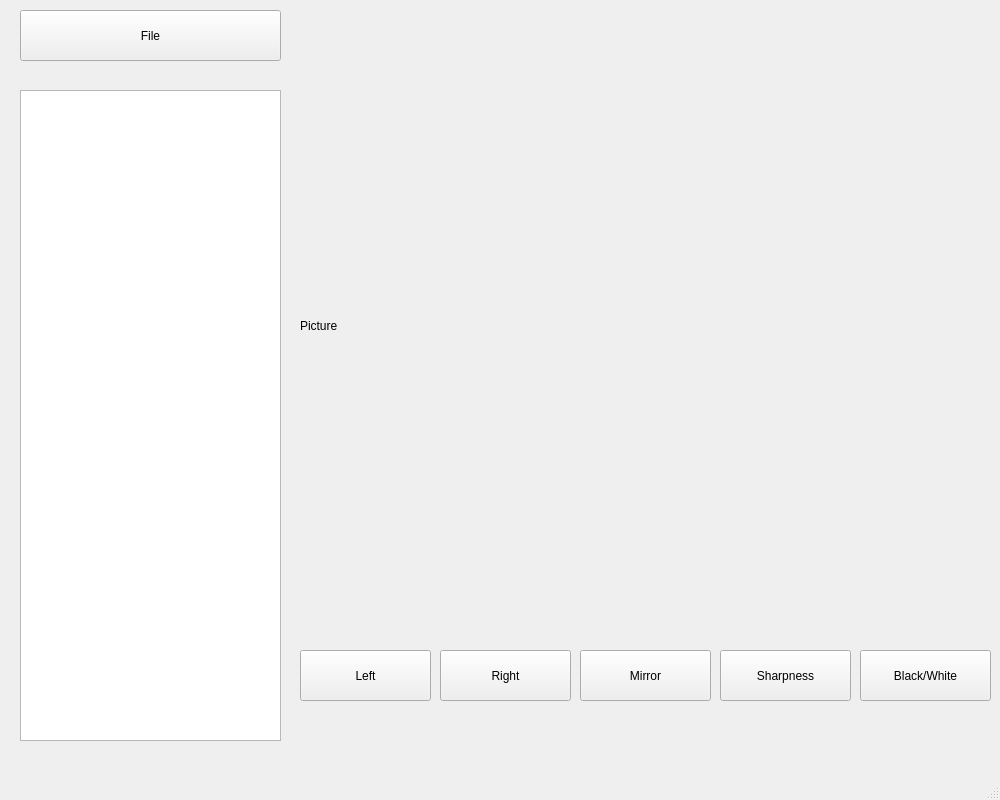
Old version of the form untitled.ui in the repository A0B0B0A/Photopoper.
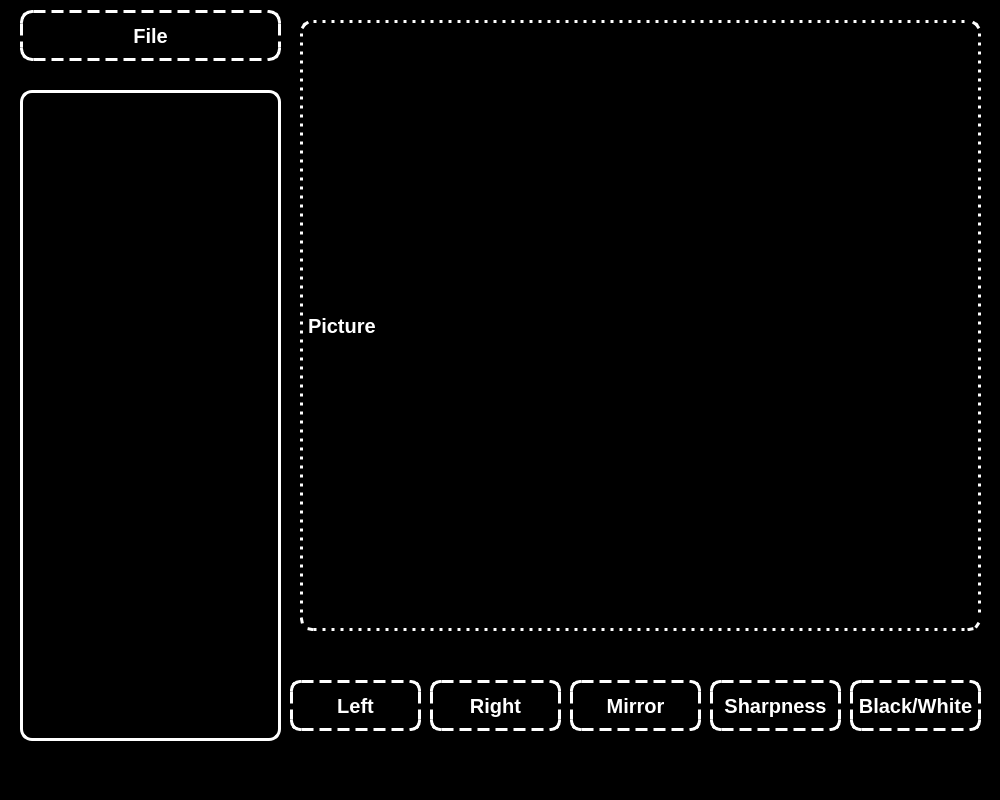
New version of the form.

Patch:
```diff
--- a/untitled.ui
+++ b/untitled.ui
@@ -13,6 +13,10 @@
   <property name="windowTitle">
    <string>Photopop</string>
   </property>
+  <property name="styleSheet">
+   <string notr="true">background:black;
+color:white;</string>
+  </property>
   <widget class="QWidget" name="centralwidget">
    <widget class="QPushButton" name="file">
     <property name="geometry">
@@ -23,6 +27,12 @@
       <height>51</height>
      </rect>
     </property>
+    <property name="styleSheet">
+     <string notr="true">border:3px dashed #ffffff;
+border-radius: 12px;
+font-size:20px;
+font-weight:500;</string>
+    </property>
     <property name="text">
      <string>File</string>
     </property>
@@ -36,6 +46,12 @@
       <height>651</height>
      </rect>
     </property>
+    <property name="styleSheet">
+     <string notr="true">border:3px solid #ffffff;
+border-radius: 12px;
+font-size:20px;
+font-weight:500;</string>
+    </property>
    </widget>
    <widget class="QLabel" name="pictures">
     <property name="geometry">
@@ -46,6 +62,12 @@
       <height>611</height>
      </rect>
     </property>
+    <property name="styleSheet">
+     <string notr="true">border:3px dotted #ffffff;
+border-radius: 12px;
+font-size:20px;
+font-weight:500;</string>
+    </property>
     <property name="text">
      <string>Picture</string>
     </property>
@@ -53,12 +75,18 @@
    <widget class="QPushButton" name="left">
     <property name="geometry">
      <rect>
-      <x>300</x>
-      <y>650</y>
+      <x>290</x>
+      <y>680</y>
       <width>131</width>
       <height>51</height>
      </rect>
     </property>
+    <property name="styleSheet">
+     <string notr="true">border:3px dashed #ffffff;
+border-radius: 10px;
+font-size:20px;
+font-weight:500;</string>
+    </property>
     <property name="text">
      <string>Left</string>
     </property>
@@ -66,12 +94,18 @@
    <widget class="QPushButton" name="right">
     <property name="geometry">
      <rect>
-      <x>440</x>
-      <y>650</y>
+      <x>430</x>
+      <y>680</y>
       <width>131</width>
       <height>51</height>
      </rect>
     </property>
+    <property name="styleSheet">
+     <string notr="true">border:3px dashed #ffffff;
+border-radius: 10px;
+font-size:20px;
+font-weight:500;</string>
+    </property>
     <property name="text">
      <string>Right</string>
     </property>
@@ -79,12 +113,18 @@
    <widget class="QPushButton" name="mirror">
     <property name="geometry">
      <rect>
-      <x>580</x>
-      <y>650</y>
+      <x>570</x>
+      <y>680</y>
       <width>131</width>
       <height>51</height>
      </rect>
     </property>
+    <property name="styleSheet">
+     <string notr="true">border:3px dashed #ffffff;
+border-radius: 10px;
+font-size:20px;
+font-weight:500;</string>
+    </property>
     <property name="text">
      <string>Mirror</string>
     </property>
@@ -92,12 +132,18 @@
    <widget class="QPushButton" name="sharpness">
     <property name="geometry">
      <rect>
-      <x>720</x>
-      <y>650</y>
+      <x>710</x>
+      <y>680</y>
       <width>131</width>
       <height>51</height>
      </rect>
     </property>
+    <property name="styleSheet">
+     <string notr="true">border:3px dashed #ffffff;
+border-radius: 10px;
+font-size:20px;
+font-weight:500;</string>
+    </property>
     <property name="text">
      <string>Sharpness</string>
     </property>
@@ -105,12 +151,18 @@
    <widget class="QPushButton" name="b_w">
     <property name="geometry">
      <rect>
-      <x>860</x>
-      <y>650</y>
+      <x>850</x>
+      <y>680</y>
       <width>131</width>
       <height>51</height>
      </rect>
     </property>
+    <property name="styleSheet">
+     <string notr="true">border:3px dashed #ffffff;
+border-radius: 10px;
+font-size:20px;
+font-weight:500;</string>
+    </property>
     <property name="text">
      <string>Black/White</string>
     </property>
```
